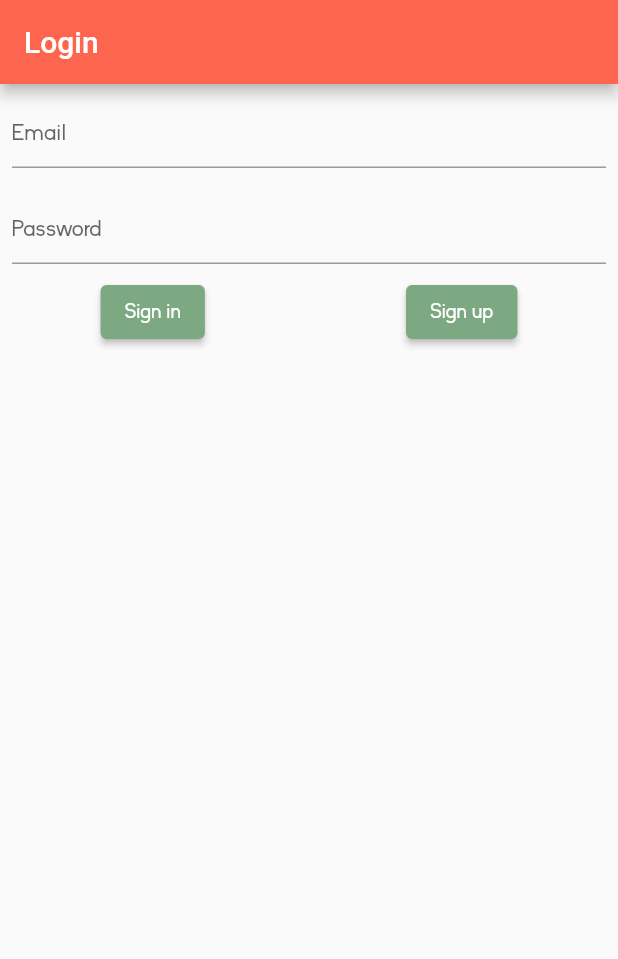
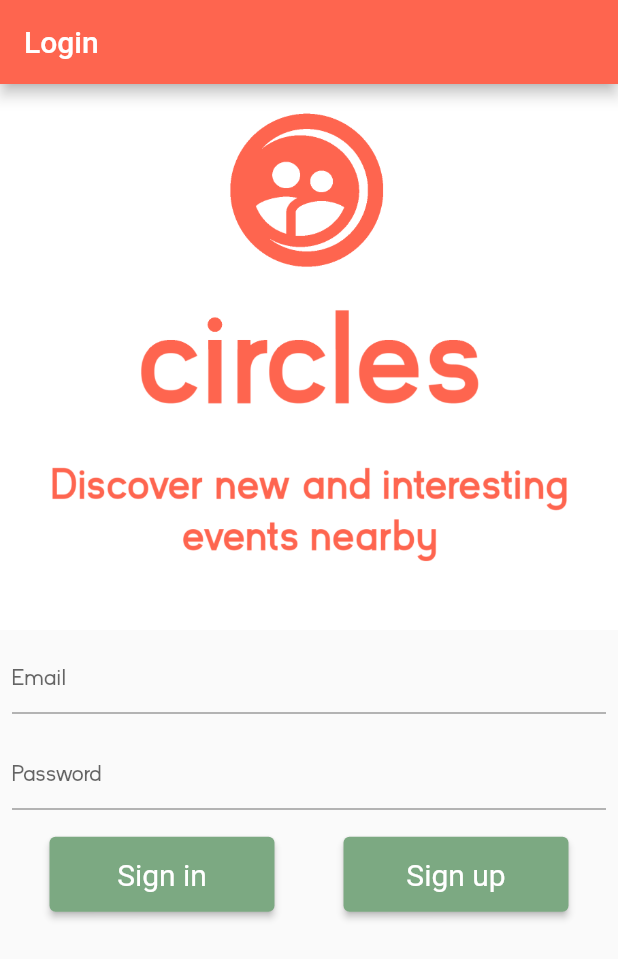
Before and after one commit to alee8599/circles, a Flutter app: the screen it shows after launch, on a phone screen of 412 x 824 dp. Shown: the top 959 px of the screen. Run offline on Flutter 3.47's test engine with Material 2 defaults, Android fonts, the light colour scheme and no system bars; our stand-ins replace cloud_firestore, firebase_auth, firebase_core, flutter_svg, fluttertoast, google_maps_flutter; accounts and stored records are empty.

Commit message:
styled login screen

```diff
--- a/lib/screens/login.dart
+++ b/lib/screens/login.dart
@@ -20,6 +20,8 @@ class _LoginScreenState extends State<LoginScreen> {
         ),
         body: Column(
           children: [
+            Image.asset('lib/assets/images/circles_loginscreen.png',
+                fit: BoxFit.cover, width: double.infinity),
             Padding(
               padding: const EdgeInsets.all(8.0),
               child: TextField(
@@ -36,6 +38,8 @@ class _LoginScreenState extends State<LoginScreen> {
               padding: const EdgeInsets.all(8.0),
               child: TextField(
                 obscureText: true,
+                obscuringCharacter: '*',
+                style: TextStyle(color: Colors.black),
                 decoration: InputDecoration(hintText: 'Password'),
                 onChanged: (value) {
                   setState(() {
@@ -44,20 +48,33 @@ class _LoginScreenState extends State<LoginScreen> {
                 },
               ),
             ),
-            Row(
+            Padding(
+              padding: const EdgeInsets.all(10.0),
+              child: Row(
                 mainAxisAlignment: MainAxisAlignment.spaceAround,
                 children: [
-                ElevatedButton(
+                  ConstrainedBox(
+                    constraints:
+                        BoxConstraints.tightFor(width: 150, height: 50),
+                    child: ElevatedButton(
                         child: Text('Sign in'),
                         style: ElevatedButton.styleFrom(
-                        primary: Theme.of(context).accentColor),
+                            primary: Theme.of(context).accentColor,
+                            textStyle: TextStyle(fontSize: 20, inherit: false)),
                         onPressed: () => _signin(_email, _password)),
-                ElevatedButton(
+                  ),
+                  ConstrainedBox(
+                      constraints:
+                          BoxConstraints.tightFor(width: 150, height: 50),
+                      child: ElevatedButton(
                           child: Text('Sign up'),
                           style: ElevatedButton.styleFrom(
-                        primary: Theme.of(context).accentColor),
-                    onPressed: () => _signup(_email, _password))
+                              primary: Theme.of(context).accentColor,
+                              textStyle:
+                                  TextStyle(fontSize: 20, inherit: false)),
+                          onPressed: () => _signup(_email, _password)))
                 ],
+              ),
             )
           ],
         ));
```
Also changed, not shown: lib/assets/images/circles_loginscreen.png (added), 2 other files. Lines whose indentation alone changed are shown as unchanged.
